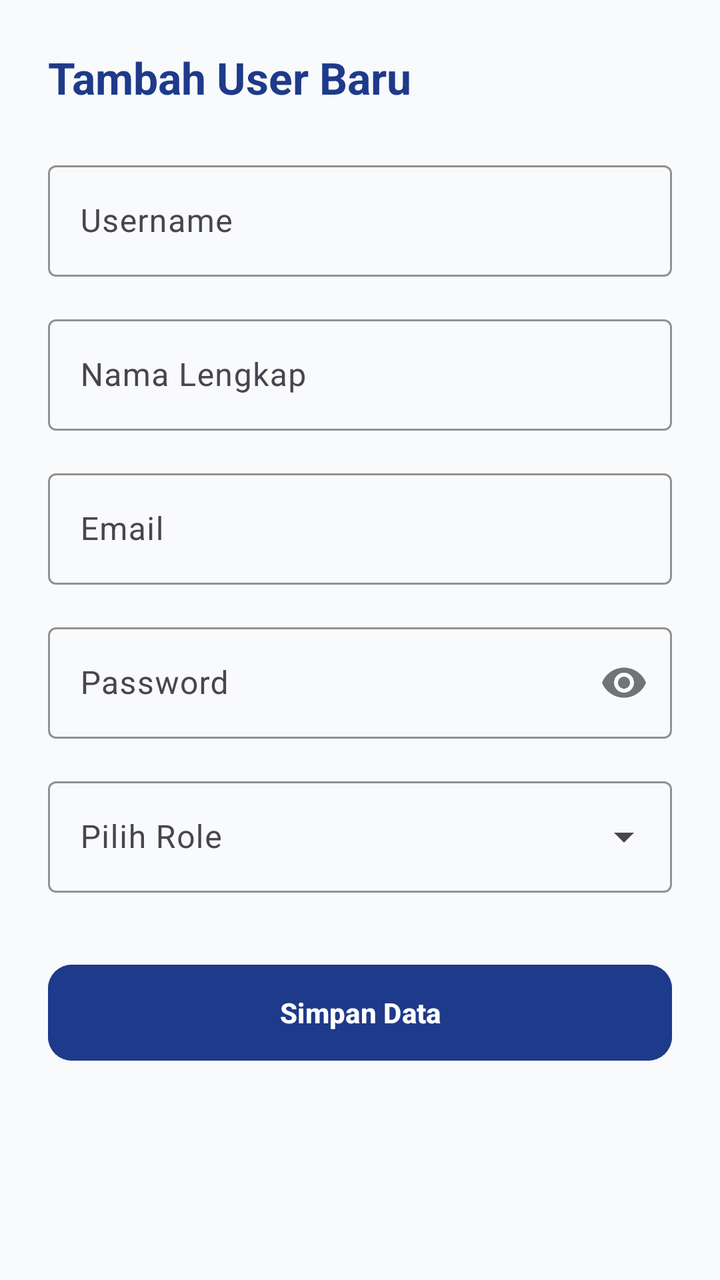
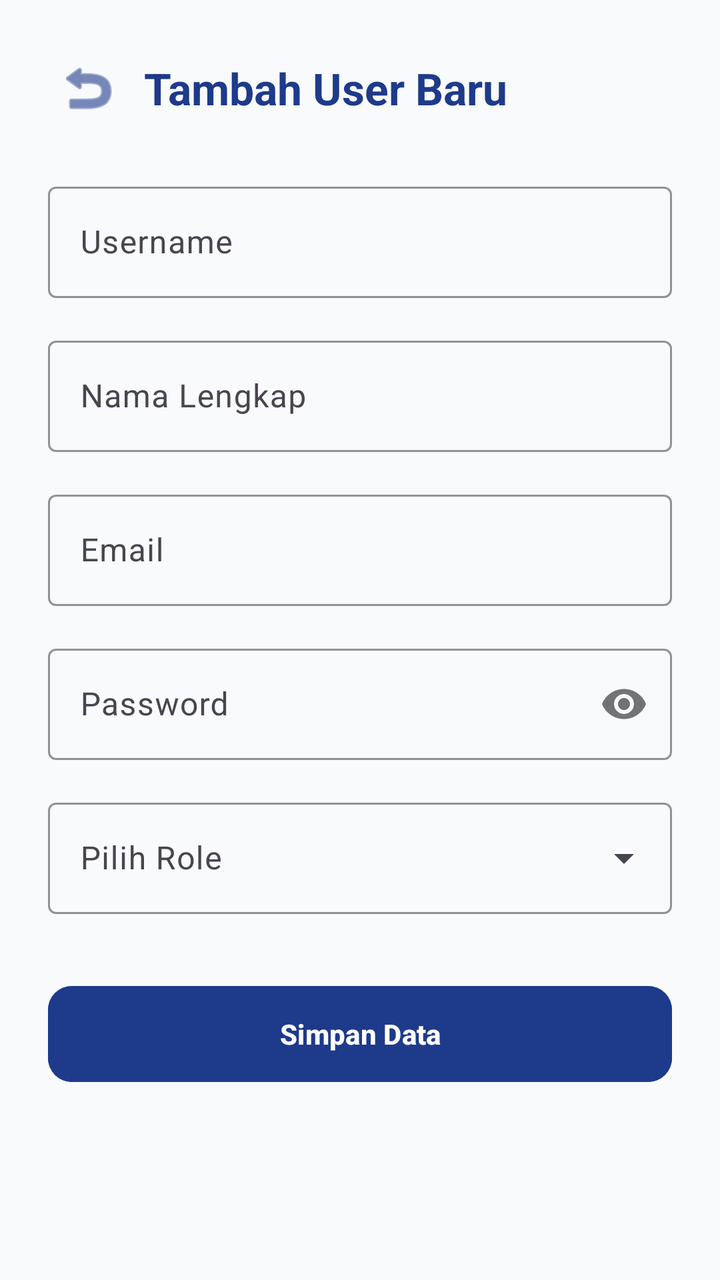

The first picture is an Android layout as it rendered before a commit; the second is the same layout after the commit. The layout source and the unified diff follow.
<!-- AndroidManifest.xml: application theme Theme.Mondu -->
<!-- res/layout/activity_add_user.xml -->
<?xml version="1.0" encoding="utf-8"?>
<ScrollView xmlns:android="http://schemas.android.com/apk/res/android"
    xmlns:app="http://schemas.android.com/apk/res-auto"
    android:id="@+id/main"
    android:layout_width="match_parent"
    android:layout_height="match_parent"
    android:background="#F8FAFC"
    android:fillViewport="true">

    <LinearLayout
        android:layout_width="match_parent"
        android:layout_height="wrap_content"
        android:orientation="vertical"
        android:padding="24dp">

        <TextView
            android:layout_width="wrap_content"
            android:layout_height="wrap_content"
            android:layout_marginBottom="24dp"
            android:text="Tambah User Baru"
            android:textColor="#1E3A8A"
            android:textSize="22sp"
            android:textStyle="bold" />

        
        <com.google.android.material.textfield.TextInputLayout
            style="@style/Widget.Material3.TextInputLayout.OutlinedBox"
            android:layout_width="match_parent"
            android:layout_height="wrap_content"
            android:layout_marginBottom="16dp"
            android:hint="Username"
            app:boxStrokeColor="#1E3A8A"
            app:hintTextColor="#1E3A8A">

            <com.google.android.material.textfield.TextInputEditText
                android:id="@+id/etUsername"
                android:layout_width="match_parent"
                android:layout_height="wrap_content"
                android:inputType="text" />
        </com.google.android.material.textfield.TextInputLayout>

        <com.google.android.material.textfield.TextInputLayout
            style="@style/Widget.Material3.TextInputLayout.OutlinedBox"
            android:layout_width="match_parent"
            android:layout_height="wrap_content"
            android:layout_marginBottom="16dp"
            android:hint="Nama Lengkap"
            app:boxStrokeColor="#1E3A8A"
            app:hintTextColor="#1E3A8A">

            <com.google.android.material.textfield.TextInputEditText
                android:id="@+id/etNamaLengkap"
                android:layout_width="match_parent"
                android:layout_height="wrap_content"
                android:inputType="text" />
        </com.google.android.material.textfield.TextInputLayout>

        <com.google.android.material.textfield.TextInputLayout
            style="@style/Widget.Material3.TextInputLayout.OutlinedBox"
            android:layout_width="match_parent"
            android:layout_height="wrap_content"
            android:layout_marginBottom="16dp"
            android:hint="Email"
            app:boxStrokeColor="#1E3A8A"
            app:hintTextColor="#1E3A8A">

            <com.google.android.material.textfield.TextInputEditText
                android:id="@+id/etEmail"
                android:layout_width="match_parent"
                android:layout_height="wrap_content"
                android:inputType="textEmailAddress" />
        </com.google.android.material.textfield.TextInputLayout>

        <com.google.android.material.textfield.TextInputLayout
            style="@style/Widget.Material3.TextInputLayout.OutlinedBox"
            android:layout_width="match_parent"
            android:layout_height="wrap_content"
            android:layout_marginBottom="16dp"
            android:hint="Password"
            app:boxStrokeColor="#1E3A8A"
            app:hintTextColor="#1E3A8A"
            app:passwordToggleEnabled="true">

            <com.google.android.material.textfield.TextInputEditText
                android:id="@+id/etPassword"
                android:layout_width="match_parent"
                android:layout_height="wrap_content"
                android:inputType="textPassword" />
        </com.google.android.material.textfield.TextInputLayout>

        
        <com.google.android.material.textfield.TextInputLayout
            style="@style/Widget.Material3.TextInputLayout.OutlinedBox.ExposedDropdownMenu"
            android:layout_width="match_parent"
            android:layout_height="wrap_content"
            android:layout_marginBottom="16dp"
            android:hint="Pilih Role"
            app:boxStrokeColor="#1E3A8A"
            app:hintTextColor="#1E3A8A">

            <AutoCompleteTextView
                android:id="@+id/actvRole"
                android:layout_width="match_parent"
                android:layout_height="wrap_content"
                android:inputType="none" />
        </com.google.android.material.textfield.TextInputLayout>

        
        <LinearLayout
            android:id="@+id/layoutInputSiswa"
            android:layout_width="match_parent"
            android:layout_height="wrap_content"
            android:layout_marginBottom="16dp"
            android:orientation="vertical"
            android:visibility="gone">

            <com.google.android.material.textfield.TextInputLayout
                style="@style/Widget.Material3.TextInputLayout.OutlinedBox"
                android:layout_width="match_parent"
                android:layout_height="wrap_content"
                android:layout_marginBottom="16dp"
                android:hint="NIS"
                app:boxStrokeColor="#1E3A8A"
                app:hintTextColor="#1E3A8A">

                <com.google.android.material.textfield.TextInputEditText
                    android:id="@+id/etNis"
                    android:layout_width="match_parent"
                    android:layout_height="wrap_content"
                    android:inputType="number" />
            </com.google.android.material.textfield.TextInputLayout>

            <com.google.android.material.textfield.TextInputLayout
                style="@style/Widget.Material3.TextInputLayout.OutlinedBox"
                android:layout_width="match_parent"
                android:layout_height="wrap_content"
                android:layout_marginBottom="16dp"
                android:hint="NISN"
                app:boxStrokeColor="#1E3A8A"
                app:hintTextColor="#1E3A8A">

                <com.google.android.material.textfield.TextInputEditText
                    android:id="@+id/etNisn"
                    android:layout_width="match_parent"
                    android:layout_height="wrap_content"
                    android:inputType="number" />
            </com.google.android.material.textfield.TextInputLayout>

            <com.google.android.material.textfield.TextInputLayout
                style="@style/Widget.Material3.TextInputLayout.OutlinedBox.ExposedDropdownMenu"
                android:layout_width="match_parent"
                android:layout_height="wrap_content"
                android:layout_marginBottom="16dp"
                android:hint="Jenis Kelamin"
                app:boxStrokeColor="#1E3A8A"
                app:hintTextColor="#1E3A8A">

                <AutoCompleteTextView
                    android:id="@+id/actvGender"
                    android:layout_width="match_parent"
                    android:layout_height="wrap_content"
                    android:inputType="none" />
            </com.google.android.material.textfield.TextInputLayout>

            <com.google.android.material.textfield.TextInputLayout
                style="@style/Widget.Material3.TextInputLayout.OutlinedBox"
                android:layout_width="match_parent"
                android:layout_height="wrap_content"
                android:layout_marginBottom="16dp"
                android:hint="Tanggal Lahir"
                app:boxStrokeColor="#1E3A8A"
                app:hintTextColor="#1E3A8A">

                <com.google.android.material.textfield.TextInputEditText
                    android:id="@+id/etTanggalLahir"
                    android:layout_width="match_parent"
                    android:layout_height="wrap_content"
                    android:clickable="true"
                    android:focusable="false" />
            </com.google.android.material.textfield.TextInputLayout>

            <com.google.android.material.textfield.TextInputLayout
                style="@style/Widget.Material3.TextInputLayout.OutlinedBox"
                android:layout_width="match_parent"
                android:layout_height="wrap_content"
                android:layout_marginBottom="16dp"
                android:hint="Alamat Rumah"
                app:boxStrokeColor="#1E3A8A"
                app:hintTextColor="#1E3A8A">

                <com.google.android.material.textfield.TextInputEditText
                    android:id="@+id/etAlamat"
                    android:layout_width="match_parent"
                    android:layout_height="wrap_content"
                    android:inputType="textPostalAddress" />
            </com.google.android.material.textfield.TextInputLayout>

            <com.google.android.material.textfield.TextInputLayout
                style="@style/Widget.Material3.TextInputLayout.OutlinedBox.ExposedDropdownMenu"
                android:layout_width="match_parent"
                android:layout_height="wrap_content"
                android:hint="Pilih Kelas"
                app:boxStrokeColor="#1E3A8A"
                app:hintTextColor="#1E3A8A">

                <AutoCompleteTextView
                    android:id="@+id/actvKelas"
                    android:layout_width="match_parent"
                    android:layout_height="wrap_content"
                    android:inputType="none" />
            </com.google.android.material.textfield.TextInputLayout>
        </LinearLayout>

        
        <LinearLayout
            android:id="@+id/layoutInputGuru"
            android:layout_width="match_parent"
            android:layout_height="wrap_content"
            android:layout_marginBottom="16dp"
            android:orientation="vertical"
            android:visibility="gone">

            <com.google.android.material.textfield.TextInputLayout
                style="@style/Widget.Material3.TextInputLayout.OutlinedBox"
                android:layout_width="match_parent"
                android:layout_height="wrap_content"
                android:hint="NIP"
                app:boxStrokeColor="#1E3A8A"
                app:hintTextColor="#1E3A8A">

                <com.google.android.material.textfield.TextInputEditText
                    android:id="@+id/etNip"
                    android:layout_width="match_parent"
                    android:layout_height="wrap_content"
                    android:inputType="number" />
            </com.google.android.material.textfield.TextInputLayout>
        </LinearLayout>

        <Button
            android:id="@+id/btnSimpanUser"
            android:layout_width="match_parent"
            android:layout_height="56dp"
            android:layout_marginTop="16dp"
            android:backgroundTint="#1E3A8A"
            android:text="Simpan Data"
            android:textStyle="bold"
            app:cornerRadius="12dp" />
    </LinearLayout>
</ScrollView>
<!-- resources referenced by this layout -->
<resources>
  <style name="Theme.Mondu" parent="Base.Theme.Mondu" />
  <style name="Base.Theme.Mondu" parent="Theme.Material3.DayNight.NoActionBar">
          
          
      </style>
</resources>

<!-- the commit's change to res/layout/activity_add_user.xml (unified diff, before → after) -->
@@ -13,14 +13,32 @@
         android:orientation="vertical"
         android:padding="24dp">
 
-        <TextView
-            android:layout_width="wrap_content"
-            android:layout_height="wrap_content"
-            android:layout_marginBottom="24dp"
-            android:text="Tambah User Baru"
-            android:textColor="#1E3A8A"
-            android:textSize="22sp"
-            android:textStyle="bold" />
+        
+        <LinearLayout
+            android:layout_width="match_parent"
+            android:layout_height="wrap_content"
+            android:orientation="horizontal"
+            android:gravity="center_vertical"
+            android:layout_marginBottom="24dp">
+
+            <ImageButton
+                android:id="@+id/btnBackAddUser"
+                android:layout_width="40dp"
+                android:layout_height="40dp"
+                android:background="?attr/selectableItemBackgroundBorderless"
+                android:src="@android:drawable/ic_menu_revert"
+                android:contentDescription="Kembali"
+                app:tint="#1E3A8A" />
+
+            <TextView
+                android:layout_width="wrap_content"
+                android:layout_height="wrap_content"
+                android:layout_marginStart="8dp"
+                android:text="Tambah User Baru"
+                android:textColor="#1E3A8A"
+                android:textSize="22sp"
+                android:textStyle="bold" />
+        </LinearLayout>
 
         
         <com.google.android.material.textfield.TextInputLayout
